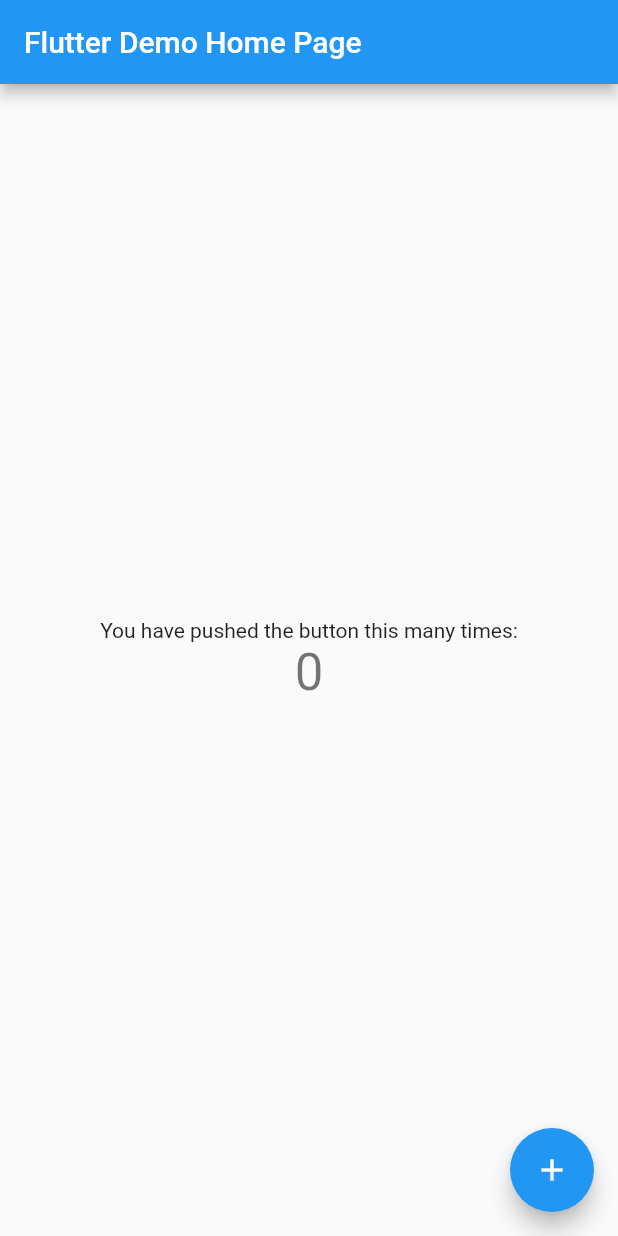
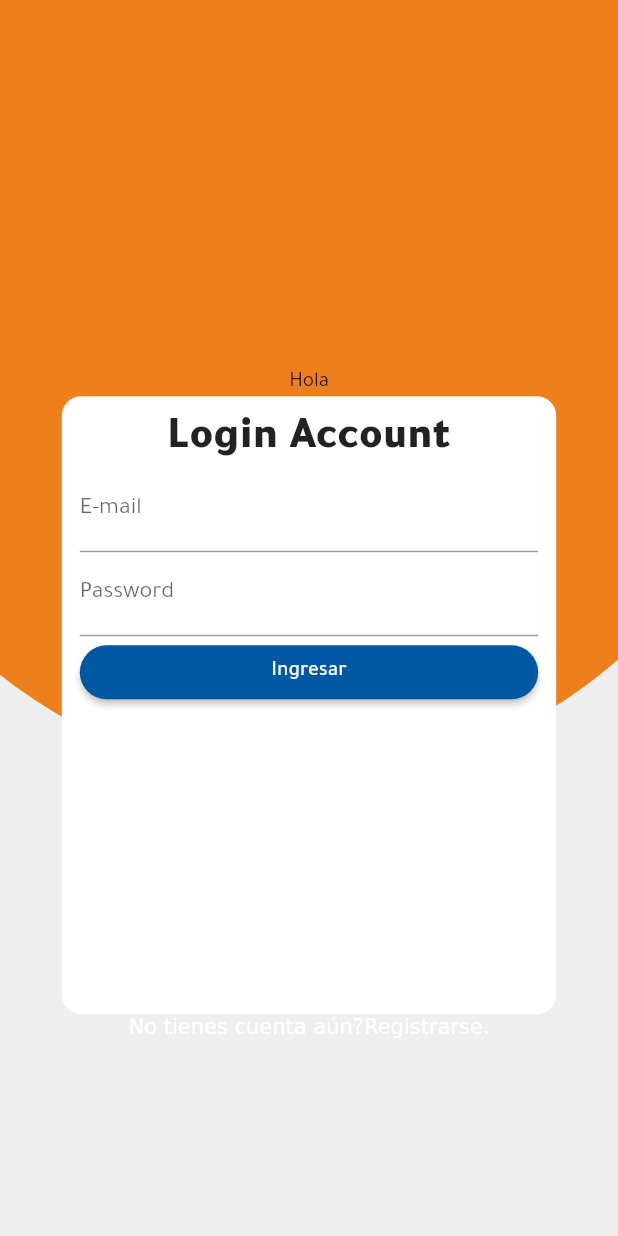
Before and after one commit to Cristobal-coding/Final-Dam-3, a Flutter app: the screen it shows after launch, on a phone screen of 412 x 824 dp. Run offline on Flutter 3.47's test engine with Material 2 defaults, Android fonts, the phone set to English and light mode, and no system bars.

Commit message:
Primer commit mandisit

```diff
--- /dev/null
+++ b/lib/constants.dart
@@ -0,0 +1,10 @@
+import 'package:flutter/material.dart';
+
+const kPrimaryColor = Color(0xFFED801B);
+const kSecondaryColor = Color(0xFF0058A2);
+const kRedColor = Color(0xFFD90132);
+const kGreenColor = Color(0xFF00DF8E);
+const kBackgroundColor = Color(0xFFEEEEEE);
+const titulosFontFamily = 'Acme';
+const manuscritoFontFamily = 'StyleScript';
+const normalFontFamily = 'Tajawal';
--- a/lib/main.dart
+++ b/lib/main.dart
@@ -1,4 +1,7 @@
+import 'package:final_dam_3/pages/login_page.dart';
 import 'package:flutter/material.dart';
+
+import 'constants.dart';
 
 void main() {
   runApp(MyApp());
@@ -9,105 +12,12 @@
   @override
   Widget build(BuildContext context) {
     return MaterialApp(
-      title: 'Peliculas TV',
+      title: 'Videogames App',
       theme: ThemeData(
-        // This is the theme of your application.
-        //
-        // Try running your application with "flutter run". You'll see the
-        // application has a blue toolbar. Then, without quitting the app, try
-        // changing the primarySwatch below to Colors.green and then invoke
-        // "hot reload" (press "r" in the console where you ran "flutter run",
-        // or simply save your changes to "hot reload" in a Flutter IDE).
-        // Notice that the counter didn't reset back to zero; the application
-        // is not restarted.
-        primarySwatch: Colors.blue,
-      ),
-      home: MyHomePage(title: 'Flutter Demo Home Page'),
+          primaryColor: kPrimaryColor,
+          fontFamily: normalFontFamily,
+          scaffoldBackgroundColor: kBackgroundColor),
+      home: LoginPage(),
     );
   }
 }
-
-class MyHomePage extends StatefulWidget {
-  MyHomePage({Key key, this.title}) : super(key: key);
-
-  // This widget is the home page of your application. It is stateful, meaning
-  // that it has a State object (defined below) that contains fields that affect
-  // how it looks.
-
-  // This class is the configuration for the state. It holds the values (in this
-  // case the title) provided by the parent (in this case the App widget) and
-  // used by the build method of the State. Fields in a Widget subclass are
-  // always marked "final".
-
-  final String title;
-
-  @override
-  _MyHomePageState createState() => _MyHomePageState();
-}
-
-class _MyHomePageState extends State<MyHomePage> {
-  int _counter = 0;
-
-  void _incrementCounter() {
-    setState(() {
-      // This call to setState tells the Flutter framework that something has
-      // changed in this State, which causes it to rerun the build method below
-      // so that the display can reflect the updated values. If we changed
-      // _counter without calling setState(), then the build method would not be
-      // called again, and so nothing would appear to happen.
-      _counter++;
-    });
-  }
-
-  @override
-  Widget build(BuildContext context) {
-    // This method is rerun every time setState is called, for instance as done
-    // by the _incrementCounter method above.
-    //
-    // The Flutter framework has been optimized to make rerunning build methods
-    // fast, so that you can just rebuild anything that needs updating rather
-    // than having to individually change instances of widgets.
-    return Scaffold(
-      appBar: AppBar(
-        // Here we take the value from the MyHomePage object that was created by
-        // the App.build method, and use it to set our appbar title.
-        title: Text(widget.title),
-      ),
-      body: Center(
-        // Center is a layout widget. It takes a single child and positions it
-        // in the middle of the parent.
-        child: Column(
-          // Column is also a layout widget. It takes a list of children and
-          // arranges them vertically. By default, it sizes itself to fit its
-          // children horizontally, and tries to be as tall as its parent.
-          //
-          // Invoke "debug painting" (press "p" in the console, choose the
-          // "Toggle Debug Paint" action from the Flutter Inspector in Android
-          // Studio, or the "Toggle Debug Paint" command in Visual Studio Code)
-          // to see the wireframe for each widget.
-          //
-          // Column has various properties to control how it sizes itself and
-          // how it positions its children. Here we use mainAxisAlignment to
-          // center the children vertically; the main axis here is the vertical
-          // axis because Columns are vertical (the cross axis would be
-          // horizontal).
-          mainAxisAlignment: MainAxisAlignment.center,
-          children: <Widget>[
-            Text(
-              'You have pushed the button this many times:',
-            ),
-            Text(
-              '$_counter',
-              style: Theme.of(context).textTheme.headline4,
-            ),
-          ],
-        ),
-      ),
-      floatingActionButton: FloatingActionButton(
-        onPressed: _incrementCounter,
-        tooltip: 'Increment',
-        child: Icon(Icons.add),
-      ), // This trailing comma makes auto-formatting nicer for build methods.
-    );
-  }
-}
--- /dev/null
+++ b/lib/pages/login_page.dart
@@ -0,0 +1,123 @@
+import 'package:final_dam_3/constants.dart';
+import 'package:flutter/material.dart';
+
+class LoginPage extends StatefulWidget {
+  LoginPage({Key key}) : super(key: key);
+
+  @override
+  _LoginPageState createState() => _LoginPageState();
+}
+
+class _LoginPageState extends State<LoginPage> {
+  TextEditingController emailCtrl = new TextEditingController();
+  TextEditingController passwordCtrl = new TextEditingController();
+  @override
+  Widget build(BuildContext context) {
+    Size size = MediaQuery.of(context).size;
+
+    return Scaffold(
+      // appBar: AppBar(
+      //     title: Text(
+      //   "Login",
+      //   style: TextStyle(fontFamily: manuscritoFontFamily, fontSize: 50),
+      // )),
+      body: SafeArea(
+        child: Center(
+          child: Column(children: [
+            Container(
+                height: size.height * 0.3,
+                width: double.infinity,
+                child: CustomPaint(painter: _HeaderPainter())),
+            Container(child: Text("Hola")),
+            Container(
+                decoration: BoxDecoration(
+                    borderRadius: BorderRadius.circular(13),
+                    color: Colors.white),
+                width: size.width * 0.8,
+                height: size.height * 0.5,
+                // color: Colors.red,
+                child: Padding(
+                  padding: const EdgeInsets.all(12.0),
+                  child: Center(
+                    child: Column(
+                      children: [
+                        Text(
+                          "Login Account",
+                          style: TextStyle(
+                              fontFamily: normalFontFamily,
+                              fontSize: 30,
+                              fontWeight: FontWeight.bold),
+                        ),
+                        // Container(
+                        //   margin: EdgeInsets.only(top: 10, bottom: 20),
+                        //   alignment: Alignment.centerLeft,
+                        //   child: FittedBox(
+                        //     child: Text(
+                        //       'Ingrese sus credenciales para iniciar sesión',
+                        //       style: TextStyle(fontSize: 20),
+                        //     ),
+                        //   ),
+                        // ),
+                        TextField(
+                          controller: emailCtrl,
+                          keyboardType: TextInputType.emailAddress,
+                          decoration: InputDecoration(
+                              labelText: "E-mail", focusColor: Colors.blue),
+                        ),
+                        TextField(
+                          controller: passwordCtrl,
+                          obscureText: true,
+                          decoration: InputDecoration(labelText: "Password"),
+                        ),
+                        Container(
+                          width: double.infinity,
+                          child: ElevatedButton(
+                            style: ElevatedButton.styleFrom(
+                              shape: StadiumBorder(),
+                              primary: kSecondaryColor,
+                            ),
+                            onPressed: () {},
+                            child: Text("Ingresar"),
+                          ),
+                        )
+                      ],
+                    ),
+                  ),
+                  // child: Text(
+                  //   "Hola",
+                  //   style:
+                  //       TextStyle(fontFamily: manuscritoFontFamily, fontSize: 20),
+                  // ),
+                )),
+            Container(
+                child: RichText(
+              text: TextSpan(children: <TextSpan>[
+                TextSpan(text: "No tienes cuenta aún?"),
+                TextSpan(text: "Registrarse.")
+              ]),
+            ))
+          ]),
+        ),
+      ),
+    );
+  }
+}
+
+class _HeaderPainter extends CustomPainter {
+  @override
+  void paint(Canvas canvas, Size size) {
+    final paint = Paint();
+    paint.color = kPrimaryColor;
+    paint.style = PaintingStyle.fill;
+    paint.strokeWidth = 10;
+
+    final path = new Path();
+    // path.lineTo(0, size.height * 3);
+    // path.lineTo(size.width, size.height * 3);
+    canvas.drawCircle(Offset(200, 200), 320, paint);
+    canvas.drawPath(path, paint);
+  }
+
+  @override
+  bool shouldRepaint(covariant CustomPainter oldDelegate) => false;
+}
```
Also changed, not shown: pubspec.yaml (+18 -10 lines), assets/fonts/Acme-Regular.ttf (added), assets/fonts/StyleScript-Regular.ttf (added), assets/fonts/Tajawal-Black.ttf (added), assets/fonts/Tajawal-Bold.ttf (added), assets/fonts/Tajawal-Light.ttf (added), assets/fonts/Tajawal-Medium.ttf (added), assets/fonts/Tajawal-Regular.ttf (added), pubspec.lock.
